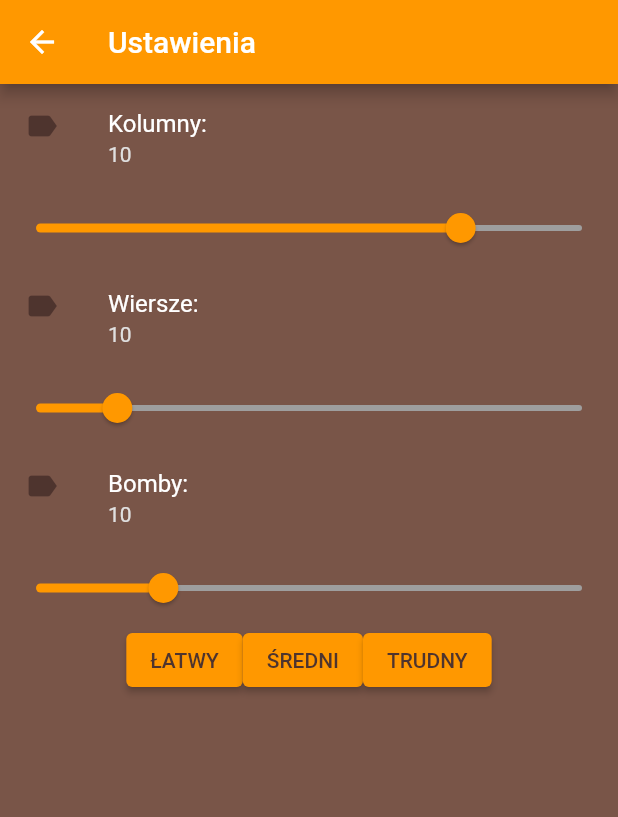
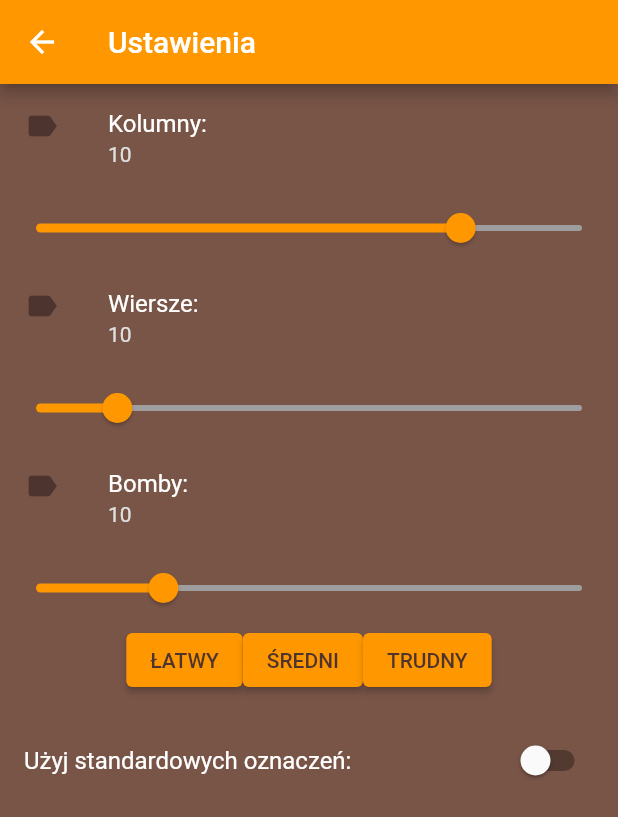
Before and after one commit to Rivixer/ShroomSweeper, a Flutter app: the screen it shows after launch, after a tap on the "settings" icon, on a phone screen of 412 x 824 dp. Shown: the top 817 px of the screen. Run offline on Flutter 3.47's test engine with Material 2 defaults, Android fonts, the phone set to English and light mode, and no system bars; our stand-ins replace shared_preferences, vibration.

Commit message:
Add switch to useNumbers and bool to reload board

```diff
--- a/lib/pages/game_page.dart
+++ b/lib/pages/game_page.dart
@@ -79,14 +79,16 @@ class _GameState extends State<Game> {
                         alignment: Alignment.centerRight,
                         icon: const Icon(Icons.settings),
                         onPressed: () async {
-                          await Navigator.push(
+                          final boardChanged = await Navigator.push(
                             context,
                             MaterialPageRoute(
                               builder: (context) => const SettingsPage(),
                             ),
                           );
                           setState(() {
-                            _initialiseGame();
+                            if (boardChanged) {
+                              _initialiseGame();
+                            }
                           });
                         },
                       ),
--- a/lib/pages/settings_page.dart
+++ b/lib/pages/settings_page.dart
@@ -10,14 +10,17 @@ class SettingsPage extends StatefulWidget {
 }
 
 class _SettingsPageState extends State<SettingsPage> {
+  bool boardChanged = false;
   int columns = Settings.getColumns();
   int rows = Settings.getRows();
   int bombs = Settings.getBombs();
+  bool useNumbers = Settings.getUseNumbers();
 
   void _reloadVariables() {
     columns = Settings.getColumns();
     rows = Settings.getRows();
     bombs = Settings.getBombs();
+    useNumbers = Settings.getUseNumbers();
   }
 
   @override
@@ -27,6 +30,8 @@ class _SettingsPageState extends State<SettingsPage> {
       appBar: AppBar(
         backgroundColor: Colors.orange,
         title: const Text("Ustawienia"),
+        leading:
+            BackButton(onPressed: () => Navigator.pop(context, boardChanged)),
       ),
       body: Center(
         child: Column(
@@ -56,6 +61,7 @@ class _SettingsPageState extends State<SettingsPage> {
                   () {
                     Settings.setColumns(newValue.toInt());
                     columns = Settings.getColumns();
+                    boardChanged = true;
                     bombs = bombs > rows * columns ~/ 3
                         ? rows * columns ~/ 3
                         : bombs;
@@ -90,6 +96,7 @@ class _SettingsPageState extends State<SettingsPage> {
                 setState(() {
                   Settings.setRows(newValue.toInt());
                   rows = Settings.getRows();
+                  boardChanged = true;
                   bombs =
                       bombs > rows * columns ~/ 3 ? rows * columns ~/ 3 : bombs;
                   Settings.setBombs(bombs);
@@ -123,6 +130,7 @@ class _SettingsPageState extends State<SettingsPage> {
               onChanged: (newValue) {
                 setState(
                   () {
+                    boardChanged = true;
                     Settings.setBombs(newValue.toInt());
                     bombs = Settings.getBombs();
                   },
@@ -138,6 +146,25 @@ class _SettingsPageState extends State<SettingsPage> {
                 _getElevatedButton("ŚREDNI"),
                 _getElevatedButton("TRUDNY"),
               ],
+            ),
+            const SizedBox(
+              height: 15,
+            ),
+            SwitchListTile(
+              title: const Text(
+                "Użyj standardowych oznaczeń: ",
+                style: TextStyle(
+                  color: Colors.white,
+                ),
+              ),
+              activeColor: Colors.orange,
+              value: useNumbers,
+              onChanged: (bool newValue) {
+                setState(() {
+                  Settings.setUseNumbers(newValue);
+                  useNumbers = Settings.getUseNumbers();
+                });
+              },
             ),
           ],
         ),
```
